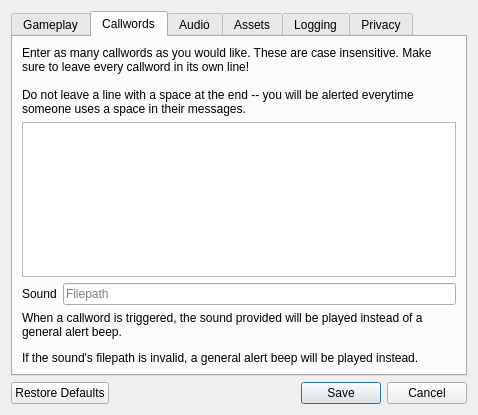
AttorneyOnline/AO2-Client, file data/ui/options_dialog.ui: the form before one commit.
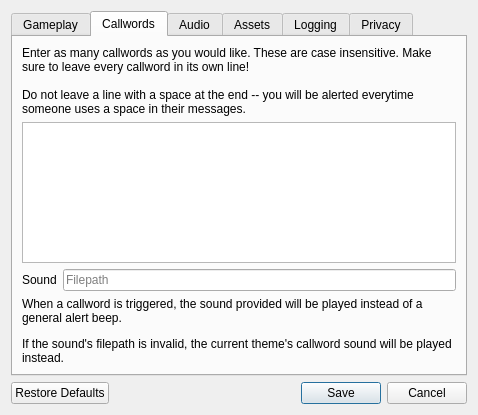
The form after the commit. The open tabs and pages were chosen to show the change.

Commit message:
Replaced OS beep with current theme's callword sound
NOTE: If the theme points to the wrong sound, it'll still fail to play.

The edit to the form file:
```diff
--- a/data/ui/options_dialog.ui
+++ b/data/ui/options_dialog.ui
@@ -654,7 +654,7 @@
        <item row="3" column="0" colspan="2">
         <widget class="QLabel" name="callwords_sfx_explain">
          <property name="text">
-          <string>&lt;html&gt;&lt;head/&gt;&lt;body&gt;&lt;p&gt;When a callword is triggered, the sound provided will be played instead of a general alert beep.&lt;/p&gt;&lt;p&gt;If the sound's filepath is invalid, a general alert beep will be played instead.&lt;/p&gt;&lt;/body&gt;&lt;/html&gt;</string>
+          <string>&lt;html&gt;&lt;head/&gt;&lt;body&gt;&lt;p&gt;When a callword is triggered, the sound provided will be played instead of a general alert beep.&lt;/p&gt;&lt;p&gt;If the sound's filepath is invalid, the current theme's callword sound will be played instead.&lt;/p&gt;&lt;/body&gt;&lt;/html&gt;</string>
          </property>
          <property name="wordWrap">
           <bool>true</bool>
```
The commit also changes 1 other file.
